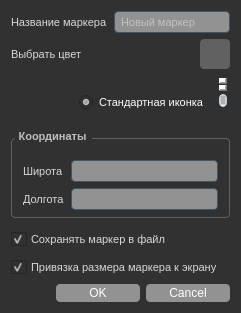
Before: the Qt Designer form gui/markerdialog.ui in whs31/quasar-software, drawn with Qt 5.
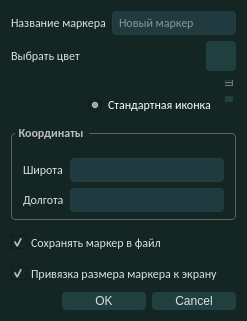
After: the same form once the commit is applied. Icons and pictures are not drawn. Custom widgets are drawn as their Qt base class.

```diff
--- a/gui/markerdialog.ui
+++ b/gui/markerdialog.ui
@@ -6,8 +6,8 @@
    <rect>
     <x>0</x>
     <y>0</y>
-    <width>241</width>
-    <height>313</height>
+    <width>247</width>
+    <height>316</height>
    </rect>
   </property>
   <property name="windowTitle">
@@ -19,13 +19,13 @@
   </property>
   <property name="styleSheet">
    <string notr="true">QDialog {
-  background-color: #313131;
+  background-color: #132623;
 }
 
 QDockWidget {
-  outline: 1px solid #C9CDD0;
+  outline: 1px solid #204040;
   background-color: #FAFAFA;
-  border: 1px solid #C9CDD0;
+  border: 1px solid #204040;
   border-radius: 4px;
   titlebar-close-icon: url(&quot;:/ui-resources/css/transparent.png&quot;);
   titlebar-normal-icon: url(&quot;:/ui-resources/css/transparent.png&quot;);
@@ -36,7 +36,7 @@
   padding: 3px;
   spacing: 4px;
   border: none;
-  background-color: #C9CDD0;
+  background-color: #204040;
 }
 
 QDockWidget::close-button {
@@ -80,22 +80,22 @@
 QScrollBar:horizontal {
   height: 8px;
   margin: 0px 16px 0px 16px;
-  border: 1px solid #C9CDD0;
+  border: 1px solid #204040;
   border-radius: 4px;
-  background-color: #FAFAFA;
+  background-color: #204040;
 }
 
 QScrollBar:vertical {
-  background-color: #FAFAFA;
+  background-color: #204040;
   width: 8px;
   margin: 16px 0px 16px 0px;
-  border: 1px solid #C9CDD0;
+  border: 1px solid #204040;
   border-radius: 4px;
 }
 
 QScrollBar::handle:horizontal {
-  background-color: #ACB1B6;
-  border: 1px solid #C9CDD0;
+  background-color: #204040;
+  border: 1px solid #204040;
   border-radius: 4px;
   min-width: 8px;
 }
@@ -112,8 +112,8 @@
 }
 
 QScrollBar::handle:vertical {
-  background-color: #ACB1B6;
-  border: 1px solid #C9CDD0;
+  background-color: #204040;
+  border: 1px solid #204040;
   min-height: 8px;
   border-radius: 4px;
 }
@@ -214,7 +214,7 @@
 }
 
 QMainWindow::separator {
-  background-color: #929292;
+  background-color: #204040;
   border: 0px solid #FAFAFA;
   spacing: 0px;
   padding: 0px;
@@ -240,9 +240,9 @@
 }
 
 QMenuBar {
-  background-color: #C9CDD0;
+  background-color: #204040;
   padding: 2px;
-  border: 1px solid #FAFAFA;
+  border: 1px solid #204040;
   color: #19232D;
   selection-background-color: #73C7FF;
 }
@@ -406,27 +406,27 @@
       <widget class="QLabel" name="label_d_markerName">
        <property name="font">
         <font>
-         <family>Arial</family>
-         <pointsize>8</pointsize>
+         <family>Calibri</family>
+         <pointsize>9</pointsize>
         </font>
        </property>
        <property name="styleSheet">
         <string notr="true">QWidget {
- color: #D8d8d8
+ color: #dae1e5
 }
 
 Label {
-  background-color: #313131;
+  background-color: #132623;
   border: 0px solid #C9CDD0;
   padding: 2px;
   margin: 0px;
-  color: #D8d8d8;
+  color: #dae1e5;
 }
 
 QLabel:disabled {
   background-color: #313131;
   border: 0px solid #C9CDD0;
-  color: #Bebebf;
+  color: #b2b9bb;
 }</string>
        </property>
        <property name="text">
@@ -438,13 +438,13 @@
       <widget class="QLineEdit" name="lineEdit_markerName">
        <property name="font">
         <font>
-         <family>Arial</family>
-         <pointsize>8</pointsize>
+         <family>Calibri</family>
+         <pointsize>9</pointsize>
         </font>
        </property>
        <property name="styleSheet">
         <string notr="true">QLineEdit {
-  background-color: #929292;
+  background-color: #203a40;
   padding-top: 2px;
   /* This QLineEdit fix  103, 111 */
   padding-bottom: 2px;
@@ -452,13 +452,13 @@
   padding-left: 4px;
   padding-right: 4px;
   border-style: solid;
-  border: 1px solid #455364;
+  border: 1px solid #204040;
   border-radius: 4px;
   color: #F2F2F2;
 }
 
 QLineEdit:disabled {
-  background-color: #313131;
+  background-color: #203a40;
   color: #9DA9B5;
 }
 
@@ -472,8 +472,8 @@
 }
 
 QLineEdit:selected {
-  background-color: #346792;
-  color: #455364;
+  background-color: #bc9117;
+  color: #dae1e5;
 }
 </string>
        </property>
@@ -493,27 +493,27 @@
       <widget class="QLabel" name="label_d_markerColor">
        <property name="font">
         <font>
-         <family>Arial</family>
-         <pointsize>8</pointsize>
+         <family>Calibri</family>
+         <pointsize>9</pointsize>
         </font>
        </property>
        <property name="styleSheet">
         <string notr="true">QWidget {
- color: #D8d8d8
+ color: #dae1e5
 }
 
 Label {
-  background-color: #313131;
+  background-color: #132623;
   border: 0px solid #C9CDD0;
   padding: 2px;
   margin: 0px;
-  color: #D8d8d8;
+  color: #dae1e5;
 }
 
 QLabel:disabled {
   background-color: #313131;
   border: 0px solid #C9CDD0;
-  color: #Bebebf;
+  color: #b2b9bb;
 }</string>
        </property>
        <property name="text">
@@ -543,14 +543,14 @@
        </property>
        <property name="font">
         <font>
-         <family>Arial</family>
-         <pointsize>8</pointsize>
+         <family>Calibri</family>
+         <pointsize>9</pointsize>
         </font>
        </property>
        <property name="styleSheet">
         <string notr="true">QPushButton {
-  background-color: #616161;
-  color: #FFFFFF;
+  background-color: #204040;
+  color: #dae1e5;
   border-radius: 4px;
   padding: 2px;
   outline: none;
@@ -558,32 +558,12 @@
 }
 
 QPushButton:disabled {
-  background-color: #313131;
+  background-color: #203a40;
   color: #Bebebf;
   border-radius: 4px;
   padding: 2px;
 }
 
-QPushButton:checked {
-  background-color: #Bebebf;
-  color: #FFFFFF;
-  border-radius: 4px;
-  padding: 2px;
-  outline: none;
-}
-
-QPushButton:checked:disabled {
-  background-color: #ACB1B6;
-  color: #788D9C;
-  border-radius: 4px;
-  padding: 2px;
-  outline: none;
-}
-
-QPushButton:checked:selected {
-  background: #fafafc;
-}
-
 QPushButton:hover {
   background-color: #D8d8d8;
   color: #23243b;
@@ -619,25 +599,30 @@
    </item>
    <item>
     <widget class="QScrollArea" name="scrollArea">
+     <property name="font">
+      <font>
+       <family>Calibri</family>
+      </font>
+     </property>
      <property name="styleSheet">
       <string notr="true">QWidget {
   color: rgb(255, 255, 255);
-  background-color: #313131;
+  background-color: #132623;
 }
 
 
 QAbstractScrollArea {
-  background-color: #313131;
-  border: 1px solid #313131;
+  background-color: #132623;
+  border: 1px solid #132623;
   border-radius: 4px;
   /* fix #159 */
   padding: 2px;
   /* remove min-height to fix #244 */
-  color: #313131;
+  color: #132623;
 }
 
 QAbstractScrollArea:disabled {
-  color: #313131;
+  color: #132623;
 }</string>
      </property>
      <property name="frameShape">
@@ -651,7 +636,7 @@
        <rect>
         <x>0</x>
         <y>0</y>
-        <width>209</width>
+        <width>215</width>
         <height>126</height>
        </rect>
       </property>
@@ -683,23 +668,28 @@
            <height>32</height>
           </size>
          </property>
+         <property name="font">
+          <font>
+           <family>Calibri</family>
+          </font>
+         </property>
          <property name="styleSheet">
           <string notr="true">QWidget {
- color: #D8d8d8
+ color: #dae1e5
 }
 
 Label {
-  background-color: #313131;
+  background-color: #132623;
   border: 0px solid #C9CDD0;
   padding: 2px;
   margin: 0px;
-  color: #D8d8d8;
+  color: #dae1e5;
 }
 
 QLabel:disabled {
   background-color: #313131;
   border: 0px solid #C9CDD0;
-  color: #Bebebf;
+  color: #b2b9bb;
 }</string>
          </property>
          <property name="text">
@@ -715,6 +705,11 @@
        </item>
        <item row="0" column="1">
         <spacer name="horizontalSpacer">
+         <property name="font">
+          <font>
+           <family>Calibri</family>
+          </font>
+         </property>
          <property name="orientation">
           <enum>Qt::Horizontal</enum>
          </property>
@@ -730,8 +725,8 @@
         <widget class="QRadioButton" name="radioButton_defaultMarker">
          <property name="font">
           <font>
-           <family>Arial</family>
-           <pointsize>8</pointsize>
+           <family>Calibri</family>
+           <pointsize>9</pointsize>
           </font>
          </property>
          <property name="text">
@@ -851,8 +846,8 @@
     <widget class="QGroupBox" name="groupBox_coordinates">
      <property name="font">
       <font>
-       <family>Arial</family>
-       <pointsize>8</pointsize>
+       <family>Calibri</family>
+       <pointsize>9</pointsize>
        <bold>true</bold>
       </font>
      </property>
@@ -920,27 +915,27 @@
        <widget class="QLabel" name="label_d_latitude">
         <property name="font">
          <font>
-          <family>Arial</family>
-          <pointsize>8</pointsize>
+          <family>Calibri</family>
+          <pointsize>9</pointsize>
          </font>
         </property>
         <property name="styleSheet">
          <string notr="true">QWidget {
- color: #D8d8d8
+ color: #dae1e5
 }
 
 Label {
-  background-color: #313131;
+  background-color: #132623;
   border: 0px solid #C9CDD0;
   padding: 2px;
   margin: 0px;
-  color: #D8d8d8;
+  color: #dae1e5;
 }
 
 QLabel:disabled {
   background-color: #313131;
   border: 0px solid #C9CDD0;
-  color: #Bebebf;
+  color: #b2b9bb;
 }</string>
         </property>
         <property name="text">
@@ -952,13 +947,13 @@
        <widget class="QLineEdit" name="lineEdit_latitude">
         <property name="font">
          <font>
-          <family>Arial</family>
-          <pointsize>8</pointsize>
+          <family>Calibri</family>
+          <pointsize>9</pointsize>
          </font>
         </property>
         <property name="styleSheet">
          <string notr="true">QLineEdit {
-  background-color: #929292;
+  background-color: #203a40;
   padding-top: 2px;
   /* This QLineEdit fix  103, 111 */
   padding-bottom: 2px;
@@ -966,13 +961,13 @@
   padding-left: 4px;
   padding-right: 4px;
   border-style: solid;
-  border: 1px solid #455364;
+  border: 1px solid #204040;
   border-radius: 4px;
   color: #F2F2F2;
 }
 
 QLineEdit:disabled {
-  background-color: #313131;
+  background-color: #203a40;
   color: #9DA9B5;
 }
 
@@ -986,8 +981,8 @@
 }
 
 QLineEdit:selected {
-  background-color: #346792;
-  color: #455364;
+  background-color: #bc9117;
+  color: #dae1e5;
 }
 </string>
         </property>
@@ -997,27 +992,27 @@
        <widget class="QLabel" name="label_d_longitude">
         <property name="font">
          <font>
-          <family>Arial</family>
-          <pointsize>8</pointsize>
+          <family>Calibri</family>
+          <pointsize>9</pointsize>
          </font>
         </property>
         <property name="styleSheet">
          <string notr="true">QWidget {
- color: #D8d8d8
+ color: #dae1e5
 }
 
 Label {
-  background-color: #313131;
+  background-color: #132623;
   border: 0px solid #C9CDD0;
   padding: 2px;
   margin: 0px;
-  color: #D8d8d8;
+  color: #dae1e5;
 }
 
 QLabel:disabled {
   background-color: #313131;
   border: 0px solid #C9CDD0;
-  color: #Bebebf;
+  color: #b2b9bb;
 }</string>
         </property>
         <property name="text">
@@ -1029,13 +1024,13 @@
        <widget class="QLineEdit" name="lineEdit_longitude">
         <property name="font">
          <font>
-          <family>Arial</family>
-          <pointsize>8</pointsize>
+          <family>Calibri</family>
+          <pointsize>9</pointsize>
          </font>
         </property>
         <property name="styleSheet">
          <string notr="true">QLineEdit {
-  background-color: #929292;
+  background-color: #203a40;
   padding-top: 2px;
   /* This QLineEdit fix  103, 111 */
   padding-bottom: 2px;
@@ -1043,13 +1038,13 @@
   padding-left: 4px;
   padding-right: 4px;
   border-style: solid;
-  border: 1px solid #455364;
+  border: 1px solid #204040;
   border-radius: 4px;
   color: #F2F2F2;
 }
 
 QLineEdit:disabled {
-  background-color: #313131;
+  background-color: #203a40;
   color: #9DA9B5;
 }
 
@@ -1063,8 +1058,8 @@
 }
 
 QLineEdit:selected {
-  background-color: #346792;
-  color: #455364;
+  background-color: #bc9117;
+  color: #dae1e5;
 }
 </string>
         </property>
@@ -1077,14 +1072,14 @@
     <widget class="QCheckBox" name="checkBox_saveXML">
      <property name="font">
       <font>
-       <family>Arial</family>
-       <pointsize>8</pointsize>
+       <family>Calibri</family>
+       <pointsize>9</pointsize>
       </font>
      </property>
      <property name="styleSheet">
       <string notr="true">QCheckBox {
-  background-color: #313131;
-  color: #D8d8d8;
+  background-color: #132623;
+  color: #dae1e5;
   spacing: 4px;
   outline: none;
   padding-top: 4px;
@@ -1096,7 +1091,7 @@
 }
 
 QCheckBox QWidget:disabled {
-  background-color: #2a2c39;
+  background-color: #132623;
   color: #788D9C;
 }
 
@@ -1157,14 +1152,14 @@
     <widget class="QCheckBox" name="checkBox_screenAnchor">
      <property name="font">
       <font>
-       <family>Arial</family>
-       <pointsize>8</pointsize>
+       <family>Calibri</family>
+       <pointsize>9</pointsize>
       </font>
      </property>
      <property name="styleSheet">
       <string notr="true">QCheckBox {
-  background-color: #313131;
-  color: #D8d8d8;
+  background-color: #132623;
+  color: #dae1e5;
   spacing: 4px;
   outline: none;
   padding-top: 4px;
@@ -1176,7 +1171,7 @@
 }
 
 QCheckBox QWidget:disabled {
-  background-color: #2a2c39;
+  background-color: #132623;
   color: #788D9C;
 }
 
@@ -1235,6 +1230,11 @@
    </item>
    <item>
     <spacer name="verticalSpacer">
+     <property name="font">
+      <font>
+       <family>Calibri</family>
+      </font>
+     </property>
      <property name="orientation">
       <enum>Qt::Vertical</enum>
      </property>
@@ -1250,8 +1250,8 @@
     <widget class="QDialogButtonBox" name="buttonBox">
      <property name="font">
       <font>
-       <family>Arial</family>
-       <pointsize>8</pointsize>
+       <family>Calibri</family>
+       <pointsize>9</pointsize>
       </font>
      </property>
      <property name="styleSheet">
@@ -1260,8 +1260,8 @@
   min-width: 80px;
 }
 QPushButton {
-  background-color: #929292;
-  color: #FFFFFF;
+  background-color: #204040;
+  color: #dae1e5;
   border-radius: 4px;
   padding: 2px;
   outline: none;
@@ -1269,32 +1269,12 @@
 }
 
 QPushButton:disabled {
-  background-color: #313131;
+  background-color: #203a40;
   color: #Bebebf;
   border-radius: 4px;
   padding: 2px;
 }
 
-QPushButton:checked {
-  background-color: #Bebebf;
-  color: #FFFFFF;
-  border-radius: 4px;
-  padding: 2px;
-  outline: none;
-}
-
-QPushButton:checked:disabled {
-  background-color: #ACB1B6;
-  color: #788D9C;
-  border-radius: 4px;
-  padding: 2px;
-  outline: none;
-}
-
-QPushButton:checked:selected {
-  background: #fafafc;
-}
-
 QPushButton:hover {
   background-color: #D8d8d8;
   color: #23243b;
```
Left out of the diff: 52 changed lines with no effect on the pictures.
